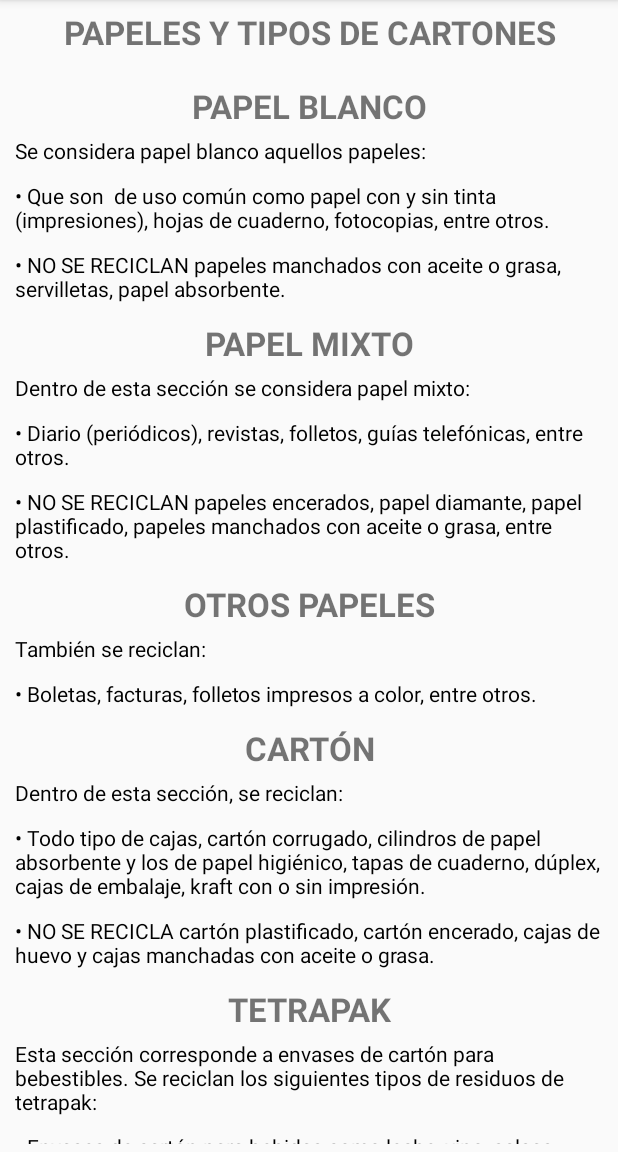
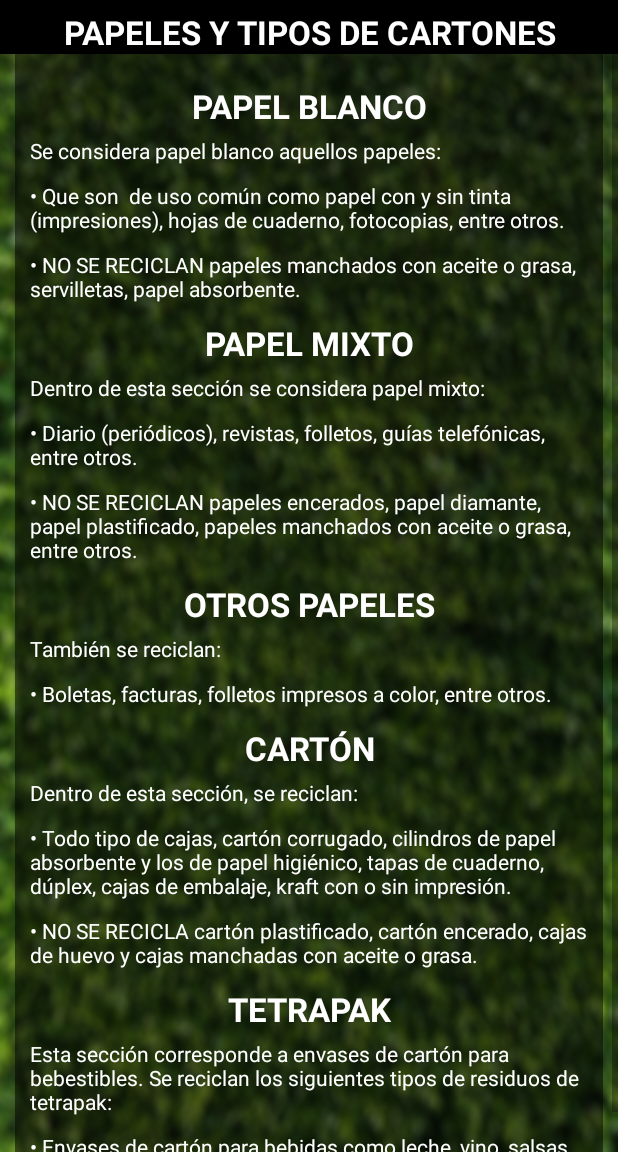
Before and after one commit to kosmikghost/ReciclaChile, an Android app: the reciclar_papeles_cartones screen opened directly, with no data from a screen before it, on a phone screen of 412 x 824 dp, the part 84-1236 px from its top. Run offline under Robolectric (Android 15) with nearby library versions, the phone set to English and light mode, and no system bars.

Commit message:
Actualizacion UI

```diff
--- a/app/src/main/res/layout/activity_como_reciclar.xml
+++ b/app/src/main/res/layout/activity_como_reciclar.xml
@@ -5,7 +5,7 @@
     android:layout_width="match_parent"
     android:layout_height="match_parent"
     tools:context=".ComoReciclarActivity"
-    android:background="@color/purple_200">
+    android:background="@drawable/background">
 
     <LinearLayout
         android:layout_width="match_parent"
@@ -18,7 +18,7 @@
         android:layout_height="wrap_content"
         android:gravity="center"
         android:paddingTop="10px"
-        android:text="Como Reciclar"
+        android:text="COMO RECICLAR"
         android:textSize="22sp"
         android:textStyle="bold"
         android:textColor="@color/white"
--- a/app/src/main/res/layout/activity_reciclar_papeles_cartones.xml
+++ b/app/src/main/res/layout/activity_reciclar_papeles_cartones.xml
@@ -1,10 +1,11 @@
 <?xml version="1.0" encoding="utf-8"?>
-<RelativeLayout xmlns:android="http://schemas.android.com/apk/res/android"
+<ScrollView xmlns:android="http://schemas.android.com/apk/res/android"
     xmlns:app="http://schemas.android.com/apk/res-auto"
     xmlns:tools="http://schemas.android.com/tools"
     android:layout_width="match_parent"
     android:layout_height="match_parent"
-    tools:context=".reciclar_papeles_cartones">
+    tools:context=".reciclar_papeles_cartones"
+    android:background="@drawable/background">
 
     <LinearLayout
         android:layout_width="match_parent"
@@ -12,14 +13,25 @@
         android:orientation="vertical">
 
         <TextView
-            android:id="@+id/textView16"
+            android:id="@+id/textView18"
             android:layout_width="match_parent"
             android:layout_height="wrap_content"
             android:gravity="center"
             android:paddingTop="10px"
             android:text="PAPELES Y TIPOS DE CARTONES"
             android:textSize="22sp"
-            android:textStyle="bold" />
+            android:textStyle="bold"
+            android:textColor="@color/white"
+            android:background="@color/black"
+            />
+
+    <LinearLayout
+        android:layout_width="match_parent"
+        android:layout_height="wrap_content"
+        android:orientation="vertical"
+        android:background="#83000000"
+        android:layout_marginLeft="10dp"
+        android:layout_marginRight="10dp">
 
         <TextView
             android:id="@+id/textView20"
@@ -30,7 +42,8 @@
             android:paddingTop="10px"
             android:text="PAPEL BLANCO"
             android:textSize="22sp"
-            android:textStyle="bold" />
+            android:textStyle="bold"
+            android:textColor="@color/white"/>
 
         <TextView
             android:id="@+id/textView7"
@@ -41,7 +54,7 @@
             android:layout_marginRight="10dp"
             android:layout_marginBottom="5dp"
             android:text="Se considera papel blanco aquellos papeles:"
-            android:textColor="#000000" />
+            android:textColor="@color/white"/>
 
         <TextView
             android:id="@+id/textView21"
@@ -52,7 +65,7 @@
             android:layout_marginRight="10dp"
             android:layout_marginBottom="5dp"
             android:text="• Que son  de uso común como papel con y sin tinta (impresiones), hojas de cuaderno, fotocopias, entre otros."
-            android:textColor="#000000" />
+            android:textColor="@color/white"/>
 
         <TextView
             android:id="@+id/textView22"
@@ -63,7 +76,7 @@
             android:layout_marginRight="10dp"
             android:layout_marginBottom="5dp"
             android:text="• NO SE RECICLAN papeles manchados con aceite o grasa, servilletas, papel absorbente."
-            android:textColor="#000000" />
+            android:textColor="@color/white"/>
 
         <TextView
             android:id="@+id/textView24"
@@ -73,7 +86,8 @@
             android:paddingTop="10px"
             android:text="PAPEL MIXTO"
             android:textSize="22sp"
-            android:textStyle="bold" />
+            android:textStyle="bold"
+            android:textColor="@color/white"/>
 
         <TextView
             android:id="@+id/textView23"
@@ -84,7 +98,7 @@
             android:layout_marginRight="10dp"
             android:layout_marginBottom="5dp"
             android:text="Dentro de esta sección se considera papel mixto:"
-            android:textColor="#000000" />
+            android:textColor="@color/white"/>
 
         <TextView
             android:id="@+id/textView25"
@@ -95,7 +109,7 @@
             android:layout_marginRight="10dp"
             android:layout_marginBottom="5dp"
             android:text="• Diario (periódicos), revistas, folletos, guías telefónicas, entre otros. "
-            android:textColor="#000000" />
+            android:textColor="@color/white"/>
 
         <TextView
             android:id="@+id/textView26"
@@ -106,7 +120,7 @@
             android:layout_marginRight="10dp"
             android:layout_marginBottom="5dp"
             android:text="• NO SE RECICLAN papeles encerados, papel diamante, papel plastificado, papeles manchados con aceite o grasa, entre otros."
-            android:textColor="#000000" />
+            android:textColor="@color/white"/>
 
         <TextView
             android:id="@+id/textView27"
@@ -116,7 +130,8 @@
             android:paddingTop="10px"
             android:text="OTROS PAPELES"
             android:textSize="22sp"
-            android:textStyle="bold" />
+            android:textStyle="bold"
+            android:textColor="@color/white"/>
 
         <TextView
             android:id="@+id/textView28"
@@ -127,7 +142,7 @@
             android:layout_marginRight="10dp"
             android:layout_marginBottom="5dp"
             android:text="También se reciclan:"
-            android:textColor="#000000" />
+            android:textColor="@color/white"/>
 
         <TextView
             android:id="@+id/textView29"
@@ -138,7 +153,7 @@
             android:layout_marginRight="10dp"
             android:layout_marginBottom="5dp"
             android:text="• Boletas, facturas, folletos impresos a color, entre otros."
-            android:textColor="#000000" />
+            android:textColor="@color/white"/>
 
         <TextView
             android:id="@+id/textView30"
@@ -148,7 +163,8 @@
             android:paddingTop="10px"
             android:text="CARTÓN"
             android:textSize="22sp"
-            android:textStyle="bold" />
+            android:textStyle="bold"
+            android:textColor="@color/white"/>
 
         <TextView
             android:id="@+id/textView31"
@@ -159,7 +175,7 @@
             android:layout_marginRight="10dp"
             android:layout_marginBottom="5dp"
             android:text="Dentro de esta sección, se reciclan:"
-            android:textColor="#000000" />
+            android:textColor="@color/white"/>
 
         <TextView
             android:id="@+id/textView32"
@@ -170,7 +186,7 @@
             android:layout_marginRight="10dp"
             android:layout_marginBottom="5dp"
             android:text="• Todo tipo de cajas, cartón corrugado, cilindros de papel absorbente y los de papel higiénico, tapas de cuaderno, dúplex, cajas de embalaje, kraft con o sin impresión. "
-            android:textColor="#000000" />
+            android:textColor="@color/white"/>
 
         <TextView
             android:id="@+id/textView33"
@@ -181,7 +197,7 @@
             android:layout_marginRight="10dp"
             android:layout_marginBottom="5dp"
             android:text="• NO SE RECICLA cartón plastificado, cartón encerado, cajas de huevo y cajas manchadas con aceite o grasa."
-            android:textColor="#000000" />
+            android:textColor="@color/white"/>
 
         <TextView
             android:id="@+id/textView34"
@@ -191,7 +207,8 @@
             android:paddingTop="10px"
             android:text="TETRAPAK"
             android:textSize="22sp"
-            android:textStyle="bold" />
+            android:textStyle="bold"
+            android:textColor="@color/white"/>
 
         <TextView
             android:id="@+id/textView35"
@@ -202,7 +219,7 @@
             android:layout_marginRight="10dp"
             android:layout_marginBottom="5dp"
             android:text="Esta sección corresponde a envases de cartón para bebestibles. Se reciclan los siguientes tipos de residuos de tetrapak:"
-            android:textColor="#000000" />
+            android:textColor="@color/white"/>
 
         <TextView
             android:id="@+id/textView36"
@@ -213,8 +230,10 @@
             android:layout_marginRight="10dp"
             android:layout_marginBottom="5dp"
             android:text="• Envases de cartón para bebidas como leche, vino, salsas, cremas, conservas y jugos. "
-            android:textColor="#000000" />
+            android:textColor="@color/white"/>
 
     </LinearLayout>
 
-</RelativeLayout>
+    </LinearLayout>
+
+</ScrollView>
```
Also changed, not shown: app/src/main/res/layout/activity_help_.xml (+8 -5 lines), app/src/main/res/layout/activity_reciclar_aluminio.xml (+22 -7 lines), app/src/main/res/layout/activity_reciclar_chatarra.xml (+21 -8 lines), app/src/main/res/layout/activity_reciclar_pilas_tapas.xml (+21 -7 lines), app/src/main/res/layout/activity_reciclar_plastico.xml (+34 -18 lines), app/src/main/res/layout/activity_reciclar_vidrio.xml (+20 -7 lines), app/src/main/res/drawable-v24/background.png (added), app/src/main/res/drawable-v24/plasticos.png (added), app/src/main/res/drawable/plasticos.png (deleted).
